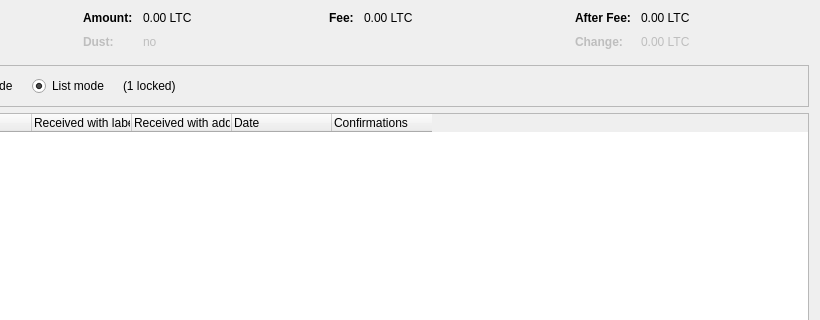
Above: src/qt/forms/coincontroldialog.ui from BurritoCoinDev/BurritoCoin before the change; both pictures show x 180 to 1000 and y 0 to 320 of the 1000 by 500 pixel window. Below: the same form after it.
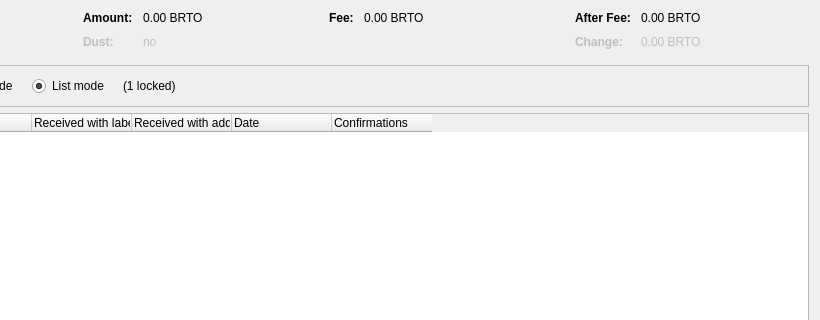
That is the form after the change. Custom widgets are drawn as their Qt base class.

Commit message:
Rebrand codebase from Litecoin/Bitcoin to BurritoCoin (ticker: BRTO)
- Replace all Litecoin/Bitcoin coin name references with BurritoCoin
- Replace LTC/BTC ticker symbols with BRTO
- Update bech32/MWEB human-readable parts (ltc→brto, tltc→tbrto, rltc→rbrto, ltcmweb→brtomweb)
- Update unit names (lites→burritos, photons→morsels, liteoshi→burrioshi)
- Update client name to BurritoCoinCore
- Comment out Litecoin DNS seeds with BRTO-TODO placeholder
- Add rebrand.py script used to perform the changes

https://claude.ai/code/session_012mruV6G6eFqYamntr9mq78

Diff of the .ui file:
```diff
--- a/src/qt/forms/coincontroldialog.ui
+++ b/src/qt/forms/coincontroldialog.ui
@@ -132,7 +132,7 @@
           <enum>Qt::ActionsContextMenu</enum>
          </property>
          <property name="text">
-          <string notr="true">0.00 LTC</string>
+          <string notr="true">0.00 BRTO</string>
          </property>
          <property name="textInteractionFlags">
           <set>Qt::LinksAccessibleByMouse|Qt::TextSelectableByKeyboard|Qt::TextSelectableByMouse</set>
@@ -212,7 +212,7 @@
           <enum>Qt::ActionsContextMenu</enum>
          </property>
          <property name="text">
-          <string notr="true">0.00 LTC</string>
+          <string notr="true">0.00 BRTO</string>
          </property>
          <property name="textInteractionFlags">
           <set>Qt::LinksAccessibleByMouse|Qt::TextSelectableByKeyboard|Qt::TextSelectableByMouse</set>
@@ -257,7 +257,7 @@
           <enum>Qt::ActionsContextMenu</enum>
          </property>
          <property name="text">
-          <string notr="true">0.00 LTC</string>
+          <string notr="true">0.00 BRTO</string>
          </property>
          <property name="textInteractionFlags">
           <set>Qt::LinksAccessibleByMouse|Qt::TextSelectableByKeyboard|Qt::TextSelectableByMouse</set>
@@ -292,7 +292,7 @@
           <enum>Qt::ActionsContextMenu</enum>
          </property>
          <property name="text">
-          <string notr="true">0.00 LTC</string>
+          <string notr="true">0.00 BRTO</string>
          </property>
          <property name="textInteractionFlags">
           <set>Qt::LinksAccessibleByMouse|Qt::TextSelectableByKeyboard|Qt::TextSelectableByMouse</set>
```
The commit also changes 1441 other files.
